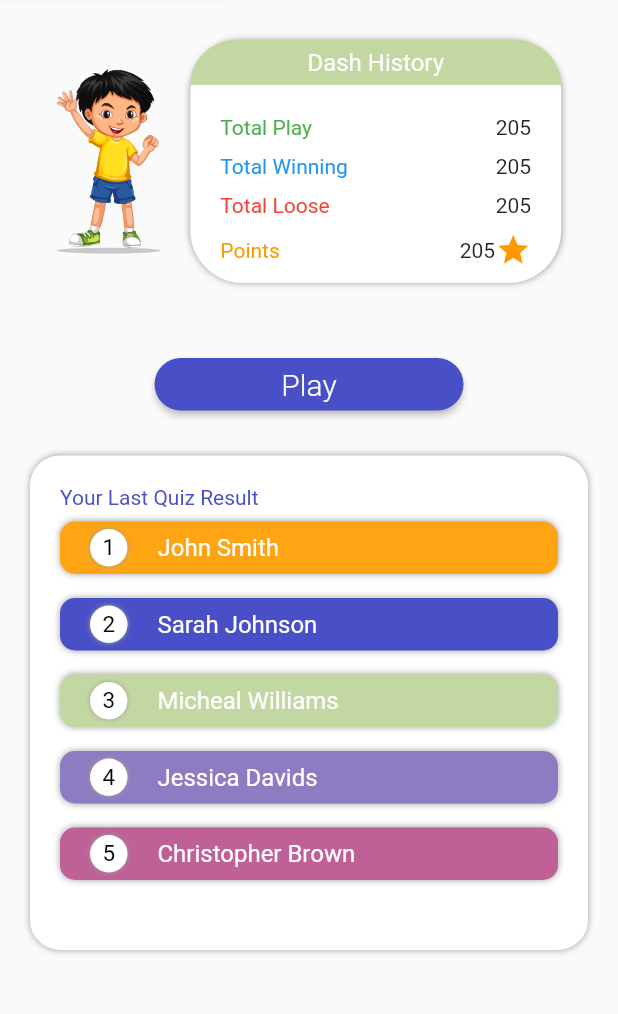
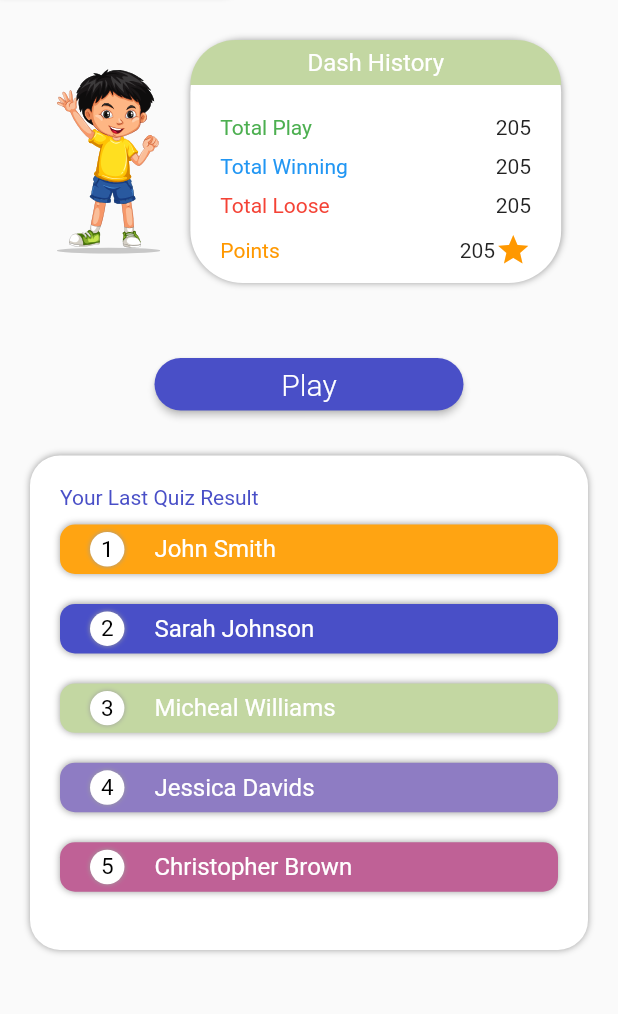
Before and after one commit to inzmam617/BrainBoosters, a Flutter app: the DashPage screen opened directly, on a phone screen of 412 x 824 dp, the part 110-1124 px from its top. Run offline on Flutter 3.47's test engine with Material 2 defaults, Android fonts, the phone set to English and light mode, and no system bars; our stand-ins replace animated_text_kit, flutter_rating_bar, flutter_svg, get.

Commit message:
Final Changes

```diff
--- a/lib/BottomBar/AllPages/dashBoardPage.dart
+++ b/lib/BottomBar/AllPages/dashBoardPage.dart
@@ -228,13 +228,13 @@ class _DashPageState extends State<DashPage> {
                       child: Padding(
                         padding: const EdgeInsets.symmetric(horizontal: 20.0),
                         child: ListView.builder(
-                          shrinkWrap: true,
+                          physics: NeverScrollableScrollPhysics(),
                           itemCount: 5,
                           itemBuilder: (BuildContext context, int index) {
                             return Padding(
-                              padding: const EdgeInsets.symmetric(vertical: 8),
+                              padding: const EdgeInsets.symmetric(vertical: 10),
                               child: Container(
-                                height: 35,
+                                height: MediaQuery.of(context).size.height * 0.04,
                                 width: double.infinity,
                                 decoration: BoxDecoration(
                                     borderRadius:
@@ -249,8 +249,8 @@ class _DashPageState extends State<DashPage> {
                                   child: Row(
                                     children: [
                                       Container(
-                                        height: 25,
-                                        width: 25,
+                                        height: MediaQuery.of(context).size.height * 0.04 - 10,
+                                        width: MediaQuery.of(context).size.height * 0.04 - 10,
                                         decoration: BoxDecoration(
                                           color: Colors.white,
                                           borderRadius: BorderRadius.all(Radius.circular(360)),
```
